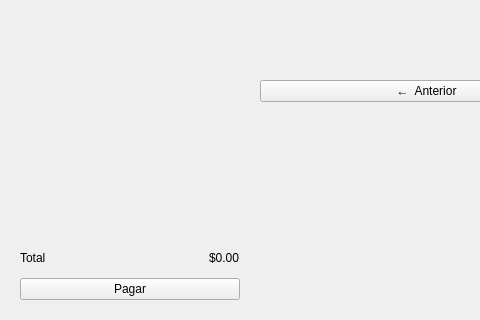
Qt form proyecto progra/menuPaginacion.ui (AntonyEduardoAguirre/proyectoprogramacion2) before a commit; both pictures show x 0 to 480 and y 380 to 700 of the 1280 by 700 pixel window.
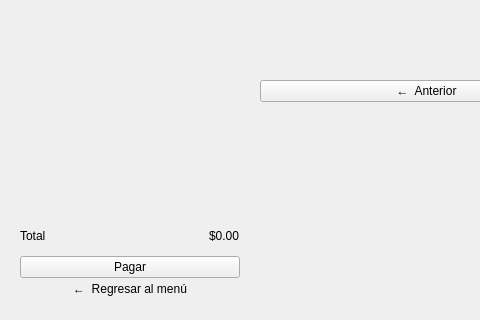
The same form after that commit.

Commit message:
Agregar botón "Regresar al menú" en menuPaginacion
Botón btnRegresar bajo "Pagar", conectado en el .ui a close() de la ventana.
MenuPrincipal::abrirSubmenu ya usa WA_DeleteOnClose y vuelve a mostrar el menú
cuando la ventana hija se destruye, por lo que no hace falta código adicional.

Claude-Session: https://claude.ai/code/session_01C5erJkEnz2AHhp9Ae1NK6Z

```diff
--- a/proyecto progra/menuPaginacion.ui
+++ b/proyecto progra/menuPaginacion.ui
@@ -272,6 +272,13 @@
          <property name="text"><string>Pagar</string></property>
         </widget>
        </item>
+       <item>
+        <widget class="QPushButton" name="btnRegresar">
+         <property name="cursor"><cursorShape>PointingHandCursor</cursorShape></property>
+         <property name="text"><string>←  Regresar al menú</string></property>
+         <property name="flat"><bool>true</bool></property>
+        </widget>
+       </item>
       </layout>
      </widget>
     </item>
```
Left out of the diff: 20 changed lines with no effect on the pictures.
